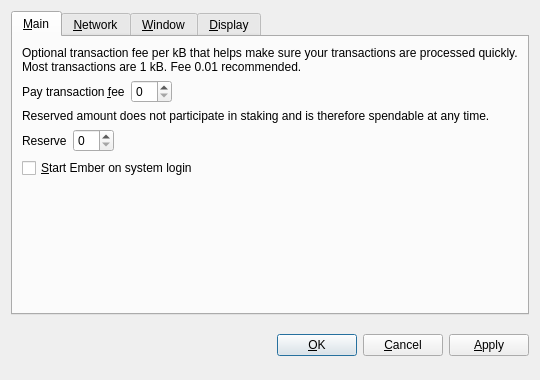
First picture: the form in src/qt/forms/optionsdialog.ui, repository zjohnson24/Ember, before the edit.
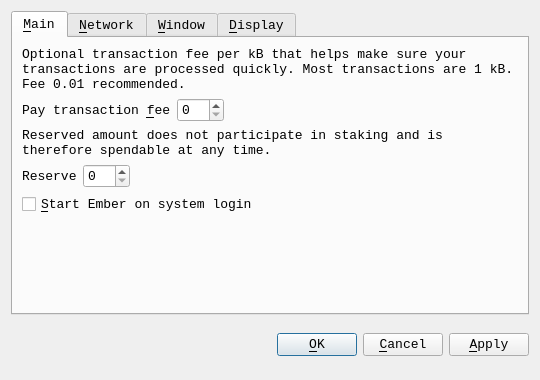
Second picture: the form after the edit. Custom widgets are drawn as their Qt base class.

Diff of the .ui file:
```diff
--- a/src/qt/forms/optionsdialog.ui
+++ b/src/qt/forms/optionsdialog.ui
@@ -10,6 +10,12 @@
     <height>380</height>
    </rect>
   </property>
+  <property name="font">
+   <font>
+    <family>Consolas</family>
+    <pointsize>10</pointsize>
+   </font>
+  </property>
   <property name="windowTitle">
    <string>Options</string>
   </property>
```
